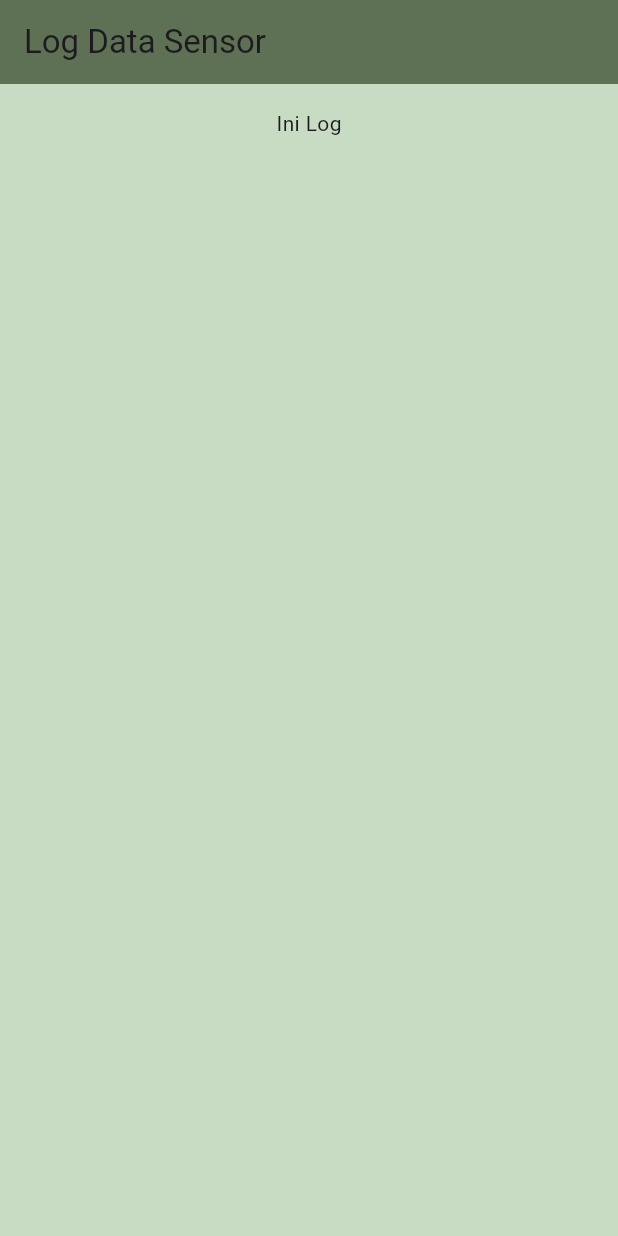
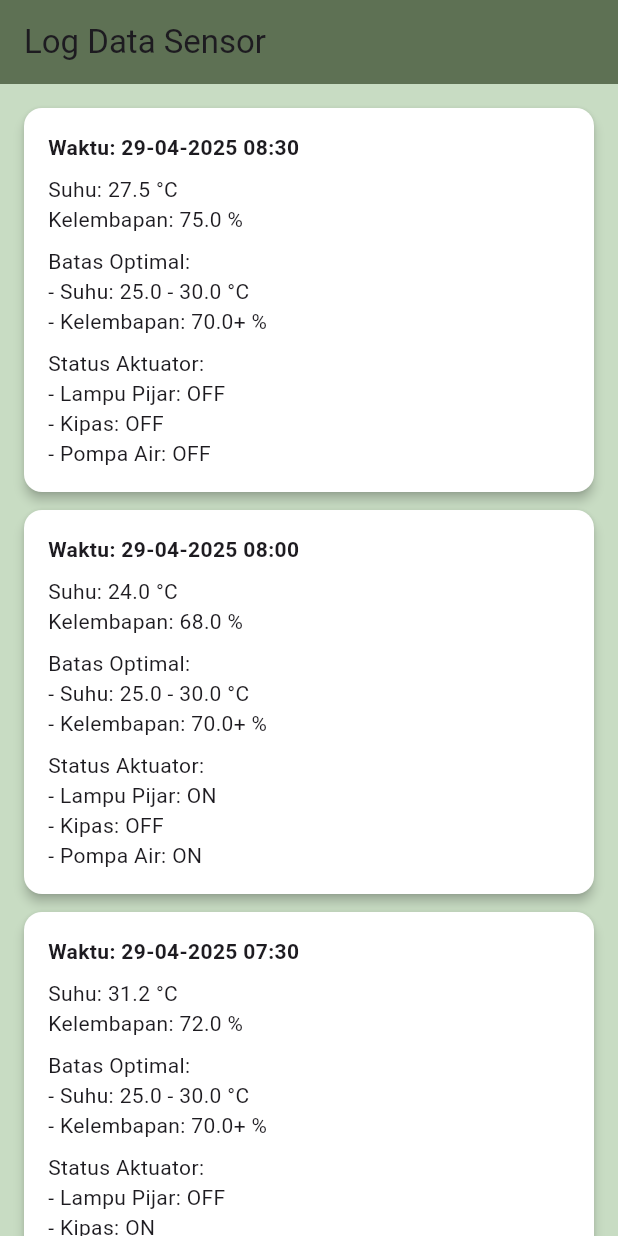
Before and after one commit to pr0ximacentauri/JanggelIn, a Flutter app: the HistoryContent screen opened directly, on a phone screen of 412 x 824 dp. Run offline on Flutter 3.47's test engine with Material 3 defaults, Android fonts, the phone set to English and light mode, and no system bars; our stand-ins replace device_preview, supabase_flutter; missing offline and left inert: mqtt_client; accounts and stored records are empty.

Commit message:
membuat fe halaman history dengan data dummy

```diff
--- a/lib/models/sensor_data.dart
+++ b/lib/models/sensor_data.dart
@@ -1,11 +1,23 @@
+import 'package:c3_ppl_agro/models/optimal_limit.dart';
+
 class SensorData {
   final int id;
   double temperature;
   double humidity;
   DateTime createdAt;
   DateTime updatedAt;
+  int? fkOptimalLimit;
+  OptimalLimit? optimalLimit;
 
-  SensorData({required this.id, this.temperature = 0.0, this.humidity = 0.0, createdAt, updatedAt}) : this.createdAt = createdAt, this.updatedAt = updatedAt;
+  SensorData({
+    required this.id,
+    this.temperature = 0.0,
+    this.humidity = 0.0,
+    required this.createdAt,
+    required this.updatedAt,
+    this.fkOptimalLimit,
+    this.optimalLimit,
+  });
 
   Map<String, dynamic> toJson() {
     return {
@@ -14,6 +26,7 @@ class SensorData {
       'kelembapan': humidity,
       'created_at': createdAt.toIso8601String(),
       'updated_at': updatedAt.toIso8601String(),
+      'fk_batas': fkOptimalLimit,
     };
   }
 
@@ -24,6 +37,10 @@ class SensorData {
       humidity: (json['kelembapan'] as num).toDouble(),
       createdAt: DateTime.parse(json['created_at']),
       updatedAt: DateTime.parse(json['updated_at']),
+      fkOptimalLimit: json['fk_batas'],
+      optimalLimit: json['batas_optimal'] != null
+          ? OptimalLimit.fromJson(json['batas_optimal'])
+          : null,
     );
   }
 }
--- a/lib/views/screens/history_screen.dart
+++ b/lib/views/screens/history_screen.dart
@@ -15,33 +15,79 @@ class HistoryScreen extends StatelessWidget{
   }
 }
 
-class HistoryContent extends StatelessWidget{
+class HistoryContent extends StatelessWidget {
+  final List<Map<String, dynamic>> dummyLogs = [
+    {
+      'timestamp': '29-04-2025 08:30',
+      'temperature': 27.5,
+      'humidity': 75.0,
+      'minTemp': 25.0,
+      'maxTemp': 30.0,
+      'minHumid': 70.0,
+      'actuators': {'lampu': 'OFF', 'kipas': 'OFF', 'pompa': 'OFF'}
+    },
+    {
+      'timestamp': '29-04-2025 08:00',
+      'temperature': 24.0,
+      'humidity': 68.0,
+      'minTemp': 25.0,
+      'maxTemp': 30.0,
+      'minHumid': 70.0,
+      'actuators': {'lampu': 'ON', 'kipas': 'OFF', 'pompa': 'ON'}
+    },
+    {
+      'timestamp': '29-04-2025 07:30',
+      'temperature': 31.2,
+      'humidity': 72.0,
+      'minTemp': 25.0,
+      'maxTemp': 30.0,
+      'minHumid': 70.0,
+      'actuators': {'lampu': 'OFF', 'kipas': 'ON', 'pompa': 'OFF'}
+    },
+  ];
+
   @override
   Widget build(BuildContext context) {
-    // final sensorVM = Provider.of<SensorViewModel>(context);
-
     return Scaffold(
-        backgroundColor: Color(0xFFC8DCC3),
+      backgroundColor: const Color(0xFFC8DCC3),
       appBar: AppBar(
         title: const Text('Log Data Sensor'),
-          backgroundColor: Color(0xFF5E7154),
+        backgroundColor: const Color(0xFF5E7154),
       ),
-        body: SingleChildScrollView(
+      body: ListView.builder(
+        padding: const EdgeInsets.all(16),
+        itemCount: dummyLogs.length,
+        itemBuilder: (context, index) {
+          final log = dummyLogs[index];
+          return Card(
+            color: Colors.white,
+            elevation: 3,
+            shape: RoundedRectangleBorder(borderRadius: BorderRadius.circular(12)),
+            margin: const EdgeInsets.only(bottom: 12),
+            child: Padding(
               padding: const EdgeInsets.all(16),
               child: Column(
+                crossAxisAlignment: CrossAxisAlignment.start,
                 children: [
-            Row(
-              mainAxisAlignment: MainAxisAlignment.center,
-              crossAxisAlignment: CrossAxisAlignment.center,
-              children: [
-                Text('Ini Log'),
-                // SensorHistoryChart(data: sensorVM.historicalData),
-              ],
-            ),
-            SizedBox(height: 16),
+                  Text('Waktu: ${log['timestamp']}', style: TextStyle(fontWeight: FontWeight.bold)),
+                  const SizedBox(height: 8),
+                  Text('Suhu: ${log['temperature']} °C'),
+                  Text('Kelembapan: ${log['humidity']} %'),
+                  const SizedBox(height: 8),
+                  Text('Batas Optimal:'),
+                  Text('- Suhu: ${log['minTemp']} - ${log['maxTemp']} °C'),
+                  Text('- Kelembapan: ${log['minHumid']}+ %'),
+                  const SizedBox(height: 8),
+                  Text('Status Aktuator:'),
+                  Text('- Lampu Pijar: ${log['actuators']['lampu']}'),
+                  Text('- Kipas: ${log['actuators']['kipas']}'),
+                  Text('- Pompa Air: ${log['actuators']['pompa']}'),
                 ],
               ),
             ),
           );
+        },
+      ),
+    );
   }
 }
```
Also changed, not shown: lib/models/services/mqtt_service.dart (+58 -29 lines), lib/models/services/sensor_service.dart (+10 -1 lines), lib/view_models/sensor_view_model.dart (+33 -0 lines). Lines whose indentation alone changed are shown as unchanged.
